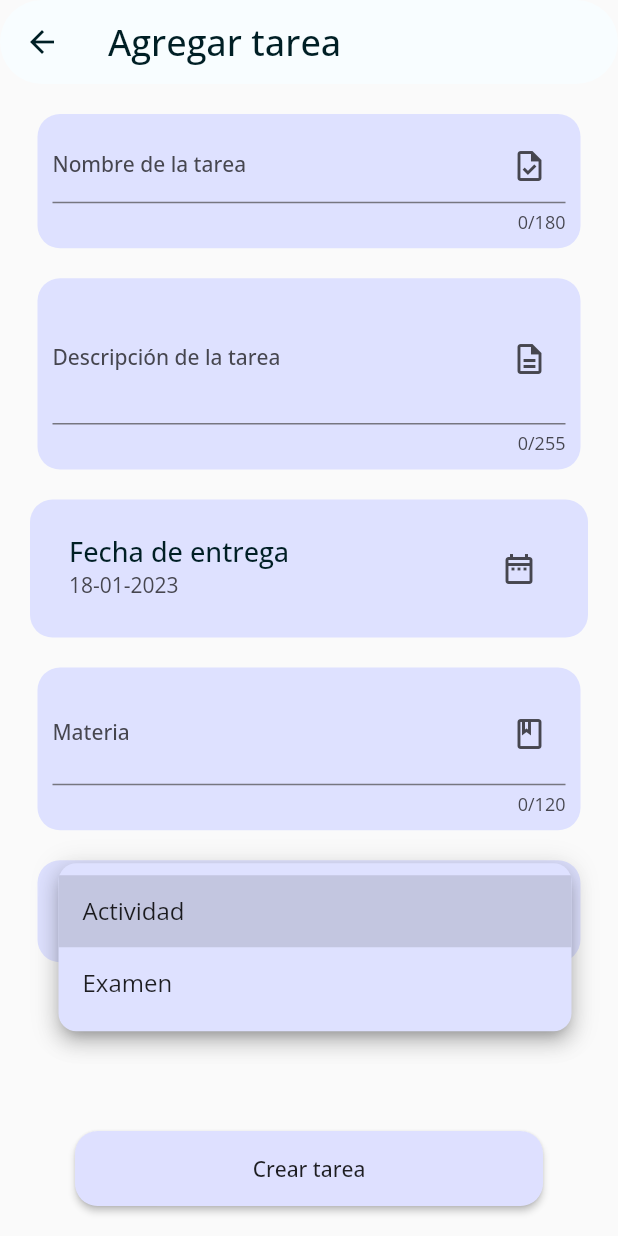
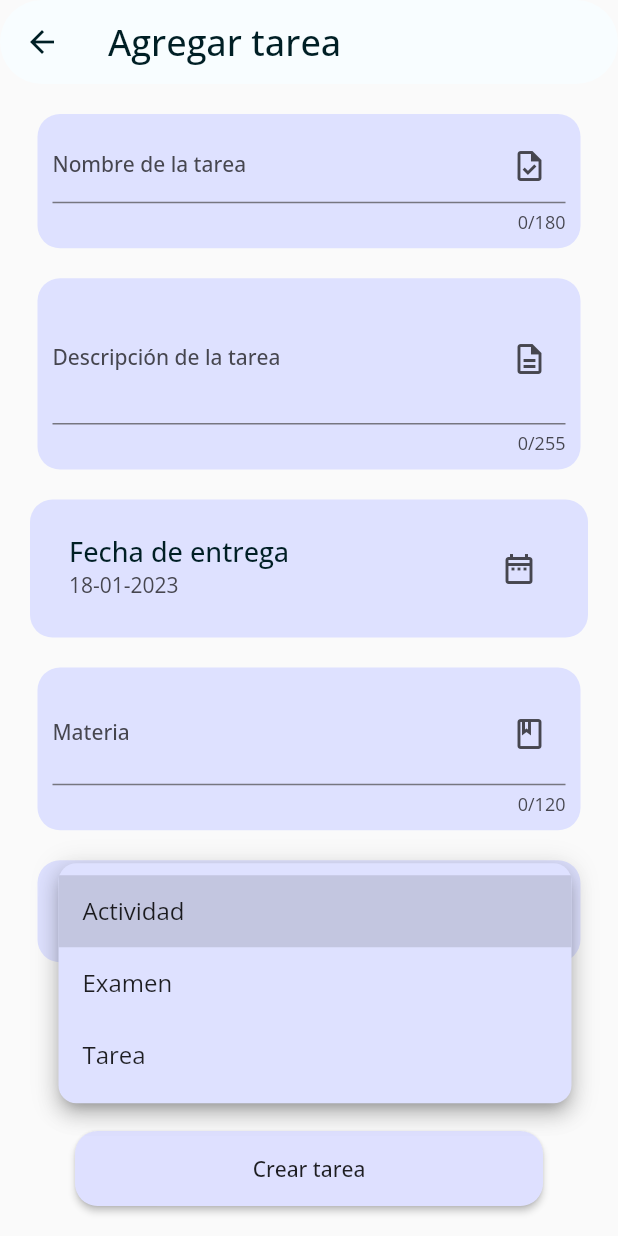
Before and after one commit to moisesmtzs/agenda_modular, a Flutter app: the AddTaskPage screen opened by its route, after a tap on "Tipo de tarea", on a phone screen of 412 x 824 dp. Run offline on Flutter 3.47's test engine with Material 2 defaults, Android fonts, the phone set to English and light mode, and no system bars; our stand-ins replace avatar_glow, flutter_svg, flutter_tts, flutter_zoom_drawer, get, get_storage and 5 more; missing offline and left inert: dart:ffi, highlight_text; accounts and stored records are empty.

Commit message:
Opcion de Tarea agregada a dropdown

```diff
--- a/lib/src/screens/tasks/add_task/add_task_controller.dart
+++ b/lib/src/screens/tasks/add_task/add_task_controller.dart
@@ -22,7 +22,7 @@ class AddTaskController extends GetxController {
   var value = DateTime.now().toString().obs;
   DateTime _selectedDate = DateTime.now();
 
-  List<String> typeList = <String>['Actividad', 'Examen'].obs;
+  List<String> typeList = <String>['Actividad', 'Examen', 'Tarea'].obs;
   var typeSelected = ''.obs;
 
   void register( BuildContext context ) async {
--- a/lib/src/screens/tasks/add_task/add_task_page.dart
+++ b/lib/src/screens/tasks/add_task/add_task_page.dart
@@ -191,7 +191,7 @@ class AddTaskPage extends StatelessWidget{
         borderRadius: BorderRadius.circular(12),
         icon: const Icon(Icons.arrow_drop_down_circle_rounded),
         value: _controller.typeSelected.value == '' ? null : _controller.typeSelected.value,
-        items: _dropDownItems(['Actividad', 'Examen']),
+        items: _dropDownItems(['Actividad', 'Examen', 'Tarea']),
         onChanged: (String? value) {
           _controller.typeSelected.value = value!;
         },
```
